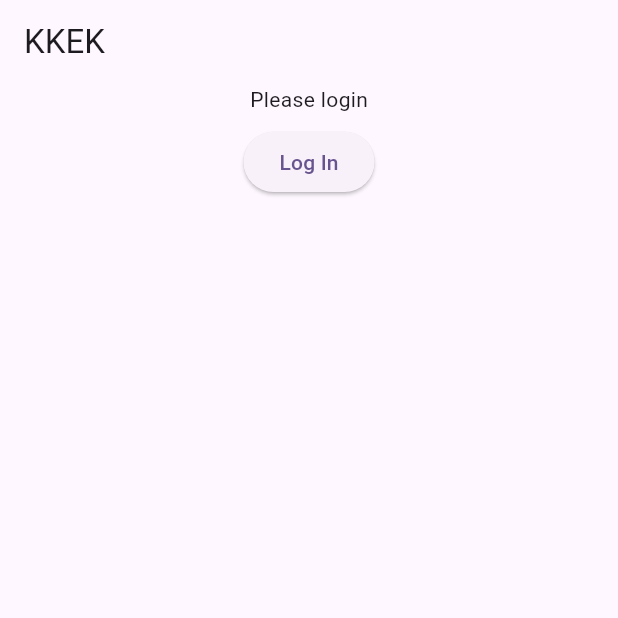
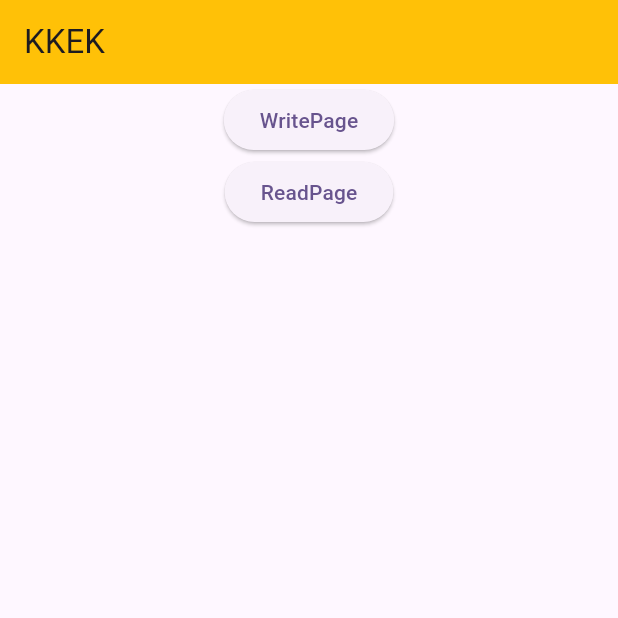
Before and after one commit to KKEK-041405/kkek.ml, a Flutter app: the screen it shows after launch, on a phone screen of 412 x 824 dp, the top half of it. Run offline on Flutter 3.47's test engine with Material 2 defaults, Android fonts, the light colour scheme and no system bars; our stand-ins replace cloud_firestore, firebase_auth, firebase_core, go_router; accounts and stored records are empty.

Commit message:
15/09/2023

```diff
--- /dev/null
+++ b/lib/HomePage.dart
@@ -0,0 +1,47 @@
+import 'package:flutter/material.dart';
+import 'package:kkek/logged_in_view.dart';
+import 'package:kkek/logout_view.dart';
+
+import 'read_page.dart';
+import 'write_page.dart';
+
+class HomePage extends StatelessWidget {
+  final Text title;
+  const HomePage({super.key, required this.title});
+  @override
+  Widget build(BuildContext context) {
+    return Scaffold(
+        appBar: AppBar(
+          backgroundColor: Colors.amber,
+          title: title,
+        ),
+        body: Center(
+          child: Column(
+            children: [
+              ElevatedButton(
+                onPressed: () => {
+                  Navigator.push(
+                      context,
+                      MaterialPageRoute(
+                          builder: (context) => WritePage(
+                                title: title,
+                              )))
+                },
+                child: const Text("WritePage"),
+              ),
+              ElevatedButton(
+                onPressed: () => {
+                  Navigator.push(
+                      context,
+                      MaterialPageRoute(
+                          builder: (context) => ReadPage(
+                                title: title,
+                              )))
+                },
+                child: const Text("ReadPage"),
+              ),
+            ],
+          ),
+        ));
+  }
+}
--- a/lib/main.dart
+++ b/lib/main.dart
@@ -5,6 +5,7 @@
 import 'package:flutter/foundation.dart';
 import 'package:flutter/material.dart';
 import 'package:flutter/services.dart';
+import 'package:kkek/HomePage.dart';
 import 'package:kkek/app_state.dart';
 import 'package:kkek/firebase_options.dart';
 import 'package:kkek/logout_view.dart';
@@ -25,7 +26,6 @@
       await FirebaseAuth.instance.useAuthEmulator('localhost', 9099);
     } catch (e) {
       // ignore: avoid_print
-      print(e);
     }
   }
 
@@ -40,13 +40,16 @@
 
   @override
   Widget build(BuildContext context) {
-    return MaterialApp.router(
+    return MaterialApp(
       title: 'KKEK',
       theme: ThemeData(
         colorScheme: ColorScheme.fromSeed(seedColor: Colors.deepPurple),
         useMaterial3: true,
       ),
-      routerConfig: _router(),
+      home: const HomePage(
+        title: Text("KKEK"),
+      ),
+      // routerConfig: _router(),
     );
   }
 
--- /dev/null
+++ b/lib/read_page.dart
@@ -0,0 +1,20 @@
+import 'package:flutter/material.dart';
+
+class ReadPage extends StatefulWidget {
+  const ReadPage({super.key, required this.title});
+  final Text title;
+
+  @override
+  State<ReadPage> createState() => _ReadPageState();
+}
+
+class _ReadPageState extends State<ReadPage> {
+  @override
+  Widget build(BuildContext context) {
+    // TODO: implement build
+    return Scaffold(
+      appBar: AppBar(title: widget.title),
+      body: const Text("This is Read Page"),
+    );
+  }
+}
```
Also changed, not shown: lib/app_state.dart (+9 -3 lines), lib/logged_in_view.dart (+2 -6 lines), lib/write_page.dart (added, +41 -0 lines), 1 other file.
